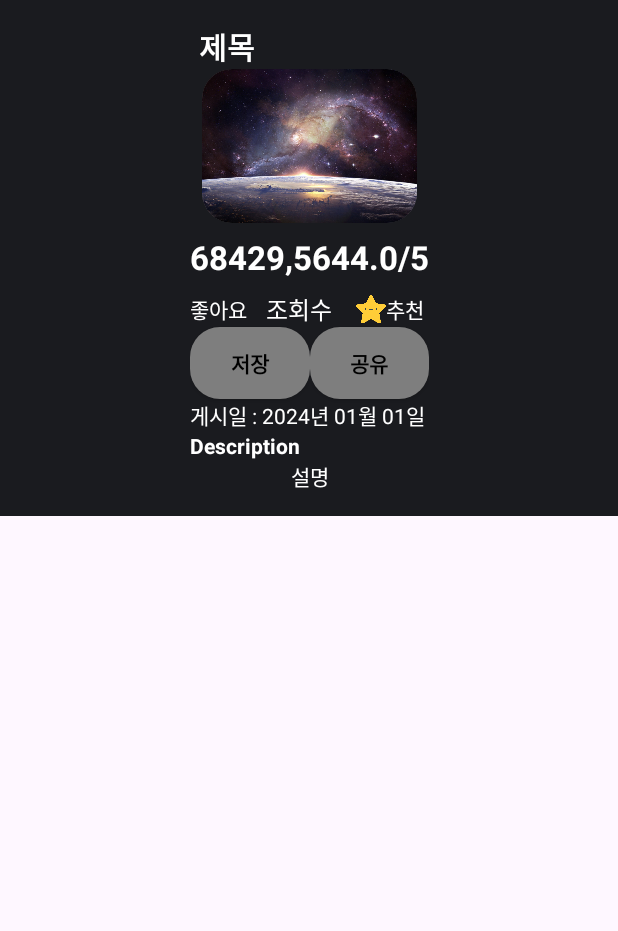
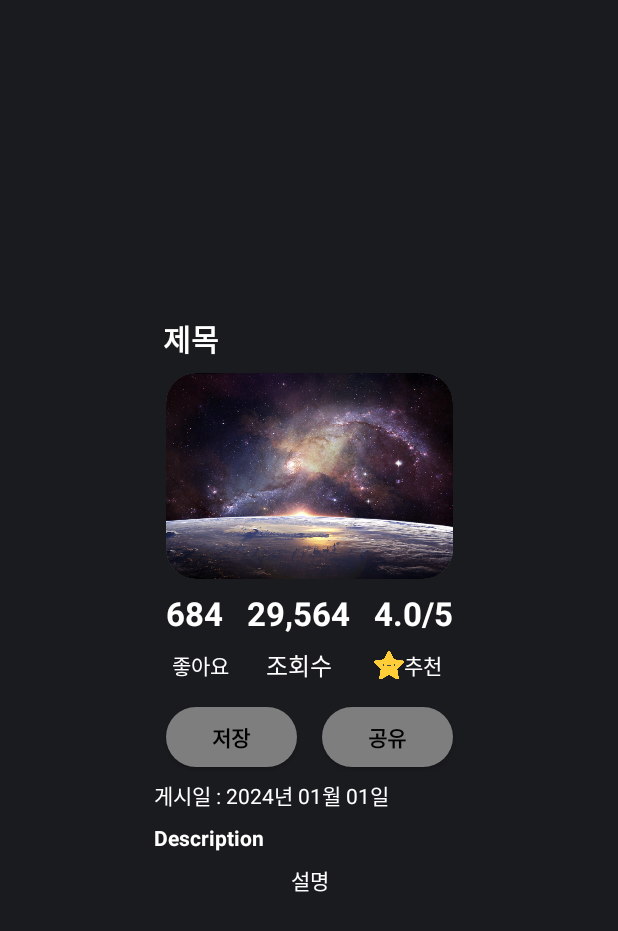
Before and after one commit to SevenStar-Solutions/meohaji, an Android app: the layout fragment_detail.xml on its own in the app's theme, with its tools: preview values and no code run, on a phone screen of 412 x 824 dp. Shown: the top 931 px of the screen. Run offline under Robolectric (Android 15) with nearby library versions, the phone set to English and light mode, and no system bars.

Commit message:
feat : DetailFragment feat : HomeFragment layout : fragment_detail.xml

```diff
--- a/app/src/main/res/layout/fragment_detail.xml
+++ b/app/src/main/res/layout/fragment_detail.xml
@@ -3,23 +3,26 @@
     xmlns:app="http://schemas.android.com/apk/res-auto"
     xmlns:tools="http://schemas.android.com/tools"
     android:layout_width="match_parent"
-    android:layout_height="wrap_content"
+    android:layout_height="match_parent"
     android:background="#1A1B1F"
+    android:layout_gravity="start"
     tools:context=".fragment.DetailFragment">
 
     <ScrollView
         android:layout_width="wrap_content"
-        android:layout_height="match_parent"
-        android:layout_marginStart="24dp"
+        android:layout_height="wrap_content"
+        android:layout_marginStart="16dp"
         android:layout_marginTop="8dp"
-        android:layout_marginEnd="24dp"
+        android:layout_marginEnd="16dp"
+        android:layout_marginBottom="16dp"
+        android:padding="0dp"
         app:layout_constraintBottom_toBottomOf="parent"
         app:layout_constraintEnd_toEndOf="parent"
         app:layout_constraintStart_toStartOf="parent"
         app:layout_constraintTop_toTopOf="parent">
 
         <androidx.constraintlayout.widget.ConstraintLayout
-            android:layout_width="match_parent"
+            android:layout_width="wrap_content"
             android:layout_height="wrap_content"
             android:layout_margin="8dp">
 
@@ -41,6 +44,7 @@
                 android:layout_width="0dp"
                 android:layout_height="wrap_content"
                 android:layout_marginStart="8dp"
+                android:layout_marginTop="8dp"
                 android:layout_marginEnd="8dp"
                 android:adjustViewBounds="true"
                 android:background="@drawable/apply_video_image_background"
@@ -54,6 +58,8 @@
                 android:id="@+id/tv_detail_count_like"
                 android:layout_width="wrap_content"
                 android:layout_height="wrap_content"
+                android:layout_marginStart="8dp"
+                android:layout_marginEnd="8dp"
                 android:gravity="center"
                 android:text="684"
                 android:textSize="22sp"
@@ -61,14 +67,15 @@
                 app:layout_constraintBottom_toBottomOf="@id/tv_detail_count_view"
                 app:layout_constraintEnd_toStartOf="@id/tv_detail_count_view"
                 app:layout_constraintStart_toStartOf="parent"
-                app:layout_constraintTop_toTopOf="@id/tv_detail_count_view"
-                tools:layout_editor_absoluteX="39dp" />
+                app:layout_constraintTop_toTopOf="@id/tv_detail_count_view" />
 
             <TextView
                 android:id="@+id/tv_detail_count_view"
                 android:layout_width="wrap_content"
                 android:layout_height="wrap_content"
+                android:layout_marginStart="8dp"
                 android:layout_marginTop="8dp"
+                android:layout_marginEnd="8dp"
                 android:gravity="center"
                 android:text="29,564"
                 android:textSize="22sp"
@@ -81,6 +88,8 @@
                 android:id="@+id/tv_detail_count_rec"
                 android:layout_width="wrap_content"
                 android:layout_height="wrap_content"
+                android:layout_marginStart="8dp"
+                android:layout_marginEnd="8dp"
                 android:gravity="center"
                 android:text="4.0/5"
                 android:textSize="22sp"
@@ -88,13 +97,13 @@
                 app:layout_constraintBottom_toBottomOf="@id/tv_detail_count_view"
                 app:layout_constraintEnd_toEndOf="parent"
                 app:layout_constraintStart_toEndOf="@id/tv_detail_count_view"
-                app:layout_constraintTop_toTopOf="@id/tv_detail_count_view"
-                tools:layout_editor_absoluteX="335dp" />
+                app:layout_constraintTop_toTopOf="@id/tv_detail_count_view" />
 
             <TextView
                 android:id="@+id/tv_detail_text_like"
                 android:layout_width="wrap_content"
                 android:layout_height="wrap_content"
+                android:layout_marginStart="8dp"
                 android:gravity="center"
                 android:text="@string/detail_liked"
                 android:textSize="14sp"
@@ -119,6 +128,7 @@
                 android:id="@+id/tv_detail_text_rec"
                 android:layout_width="wrap_content"
                 android:layout_height="wrap_content"
+                android:layout_marginEnd="8dp"
                 android:drawableStart="@drawable/apply_score_icon_resize"
                 android:gravity="center"
                 android:text="@string/detail_recommended"
@@ -131,7 +141,10 @@
             <androidx.appcompat.widget.AppCompatButton
                 android:id="@+id/btn_detail_save_data"
                 android:layout_width="0dp"
-                android:layout_height="wrap_content"
+                android:layout_height="40dp"
+                android:layout_marginStart="8dp"
+                android:layout_marginTop="16dp"
+                android:layout_marginEnd="8dp"
                 android:background="@drawable/apply_video_image_background"
                 android:text="@string/detail_button_save"
                 android:textColor="@color/black"
@@ -139,13 +152,14 @@
                 android:textStyle="bold"
                 app:layout_constraintEnd_toStartOf="@id/btn_detail_share"
                 app:layout_constraintStart_toStartOf="parent"
-                app:layout_constraintTop_toBottomOf="@id/tv_detail_text_view"
-                tools:layout_editor_absoluteX="8dp" />
+                app:layout_constraintTop_toBottomOf="@id/tv_detail_text_view" />
 
             <androidx.appcompat.widget.AppCompatButton
                 android:id="@+id/btn_detail_share"
                 android:layout_width="0dp"
-                android:layout_height="wrap_content"
+                android:layout_height="40dp"
+                android:layout_marginStart="8dp"
+                android:layout_marginEnd="8dp"
                 android:background="@drawable/apply_video_image_background"
                 android:text="@string/detail_button_share"
                 android:textColor="@color/black"
@@ -154,13 +168,13 @@
                 app:layout_constraintBottom_toBottomOf="@id/btn_detail_save_data"
                 app:layout_constraintEnd_toEndOf="parent"
                 app:layout_constraintStart_toEndOf="@id/btn_detail_save_data"
-                app:layout_constraintTop_toTopOf="@id/btn_detail_save_data"
-                tools:layout_editor_absoluteX="267dp" />
+                app:layout_constraintTop_toTopOf="@id/btn_detail_save_data" />
 
             <TextView
                 android:id="@+id/tv_detail_upload_date"
                 android:layout_width="wrap_content"
                 android:layout_height="wrap_content"
+                android:layout_marginTop="8dp"
                 android:text="@string/detail_upload_date"
                 app:layout_constraintStart_toStartOf="parent"
                 app:layout_constraintTop_toBottomOf="@id/btn_detail_save_data" />
@@ -169,16 +183,17 @@
                 android:id="@+id/textView10"
                 android:layout_width="wrap_content"
                 android:layout_height="wrap_content"
+                android:layout_marginTop="8dp"
                 android:text="@string/detail_text_description"
                 android:textStyle="bold"
                 app:layout_constraintStart_toStartOf="parent"
-                app:layout_constraintTop_toBottomOf="@id/tv_detail_upload_date"
-                tools:layout_editor_absoluteY="13dp" />
+                app:layout_constraintTop_toBottomOf="@id/tv_detail_upload_date" />
 
             <TextView
                 android:id="@+id/tv_detail_text_description"
                 android:layout_width="match_parent"
                 android:layout_height="wrap_content"
+                android:layout_marginTop="8dp"
                 android:layout_marginBottom="8dp"
                 android:text="설명"
                 app:layout_constraintBottom_toBottomOf="parent"
```
Also changed, not shown: app/src/main/java/com/example/meohaji/fragment/DetailFragment.kt (+32 -6 lines), app/src/main/java/com/example/meohaji/fragment/HomeFragment.kt (+17 -24 lines).
